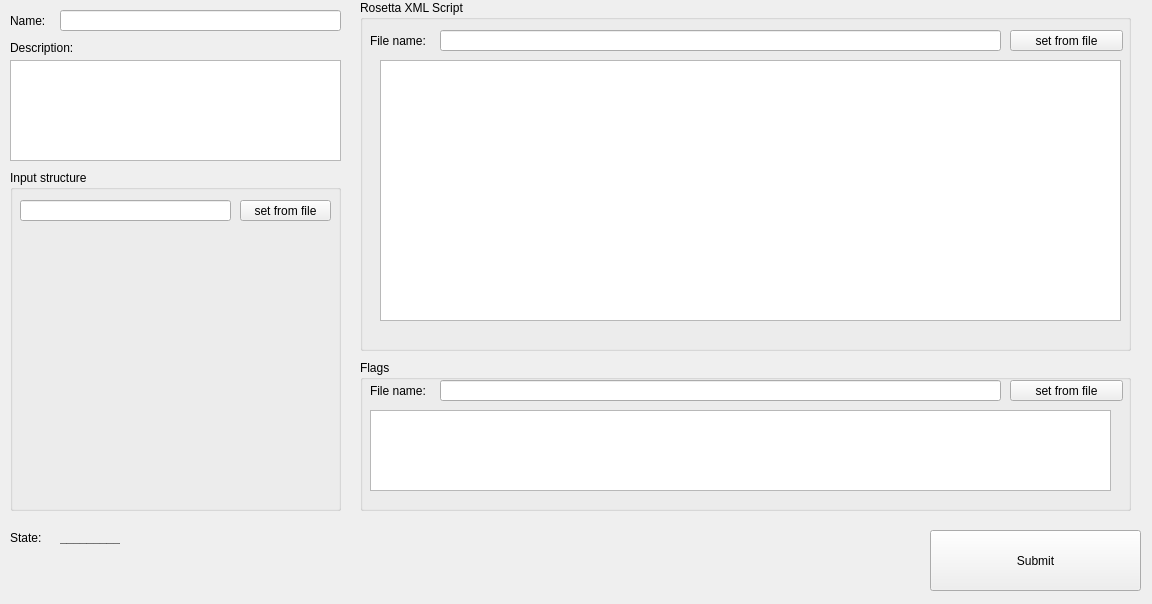
First picture: the form in source/src/ui/task/task_view.ui, repository RosettaCommons/rosetta, before the edit.
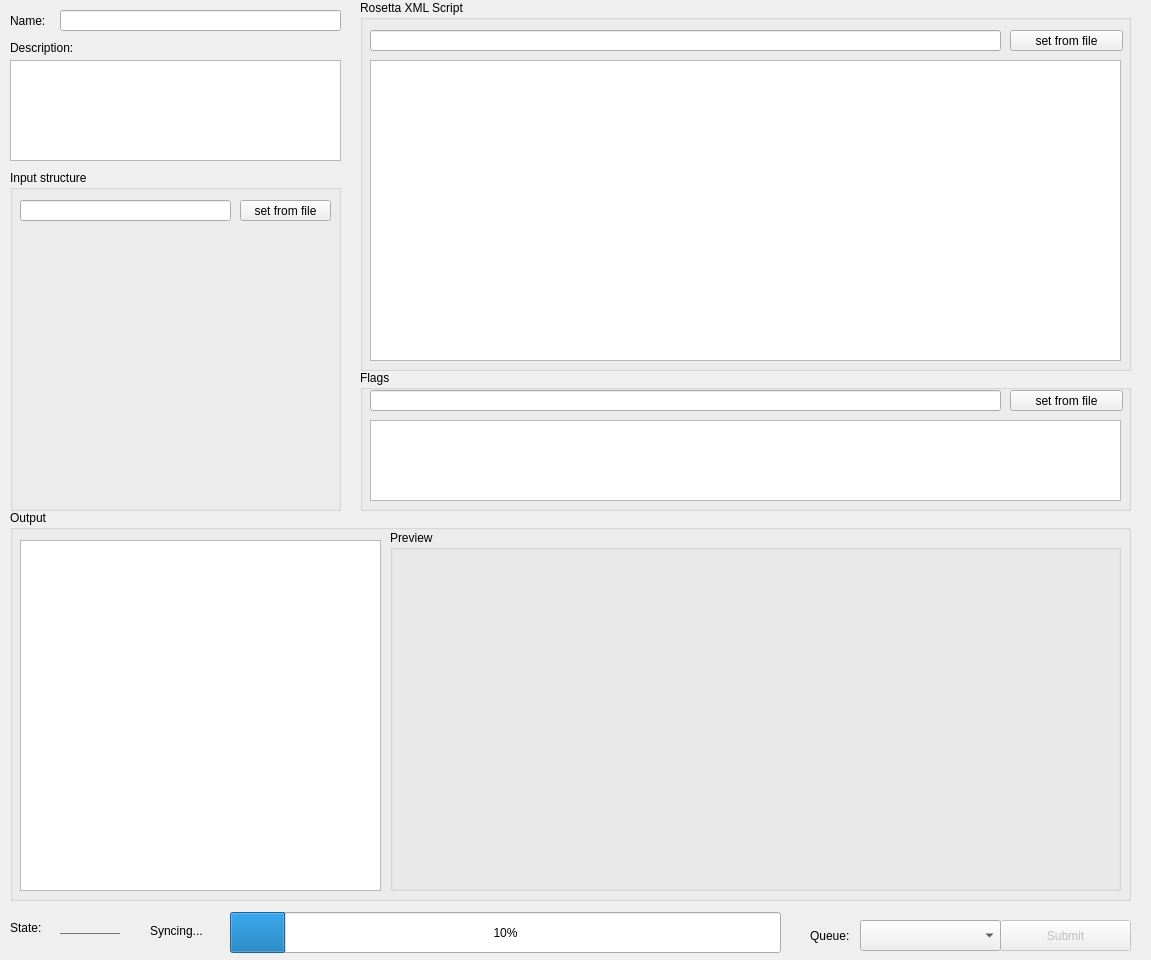
Second picture: the form after the edit. Custom widgets are drawn as their Qt base class.

Patch:
```diff
--- a/source/src/ui/task/task_view.ui
+++ b/source/src/ui/task/task_view.ui
@@ -6,8 +6,8 @@
    <rect>
     <x>0</x>
     <y>0</y>
-    <width>1152</width>
-    <height>604</height>
+    <width>1151</width>
+    <height>960</height>
    </rect>
   </property>
   <property name="windowTitle">
@@ -68,31 +68,18 @@
      <x>360</x>
      <y>0</y>
      <width>771</width>
-     <height>351</height>
+     <height>371</height>
     </rect>
    </property>
    <property name="title">
     <string>Rosetta XML Script</string>
    </property>
-   <widget class="QLabel" name="label_3">
-    <property name="geometry">
-     <rect>
-      <x>10</x>
-      <y>30</y>
-      <width>71</width>
-      <height>21</height>
-     </rect>
-    </property>
-    <property name="text">
-     <string>File name:</string>
-    </property>
-   </widget>
    <widget class="QLineEdit" name="script_file_name">
     <property name="geometry">
      <rect>
-      <x>80</x>
+      <x>10</x>
       <y>30</y>
-      <width>561</width>
+      <width>631</width>
       <height>21</height>
      </rect>
     </property>
@@ -103,10 +90,10 @@
    <widget class="QPlainTextEdit" name="script">
     <property name="geometry">
      <rect>
-      <x>20</x>
+      <x>10</x>
       <y>60</y>
-      <width>741</width>
-      <height>261</height>
+      <width>751</width>
+      <height>301</height>
      </rect>
     </property>
     <property name="readOnly">
@@ -131,9 +118,9 @@
    <property name="geometry">
     <rect>
      <x>360</x>
-     <y>360</y>
+     <y>370</y>
      <width>771</width>
-     <height>151</height>
+     <height>141</height>
     </rect>
    </property>
    <property name="title">
@@ -142,9 +129,9 @@
    <widget class="QLineEdit" name="flags_file_name">
     <property name="geometry">
      <rect>
-      <x>80</x>
+      <x>10</x>
       <y>20</y>
-      <width>561</width>
+      <width>631</width>
       <height>21</height>
      </rect>
     </property>
@@ -152,19 +139,6 @@
      <enum>Qt::NoFocus</enum>
     </property>
    </widget>
-   <widget class="QLabel" name="label_4">
-    <property name="geometry">
-     <rect>
-      <x>10</x>
-      <y>20</y>
-      <width>71</width>
-      <height>21</height>
-     </rect>
-    </property>
-    <property name="text">
-     <string>File name:</string>
-    </property>
-   </widget>
    <widget class="QPushButton" name="flags_set_from_file">
     <property name="geometry">
      <rect>
@@ -183,7 +157,7 @@
      <rect>
       <x>10</x>
       <y>50</y>
-      <width>741</width>
+      <width>751</width>
       <height>81</height>
      </rect>
     </property>
@@ -235,7 +209,7 @@
    <property name="geometry">
     <rect>
      <x>10</x>
-     <y>530</y>
+     <y>920</y>
      <width>41</width>
      <height>16</height>
     </rect>
@@ -248,7 +222,7 @@
    <property name="geometry">
     <rect>
      <x>60</x>
-     <y>530</y>
+     <y>920</y>
      <width>60</width>
      <height>16</height>
     </rect>
@@ -264,19 +238,141 @@
    </property>
   </widget>
   <widget class="QPushButton" name="submit">
+   <property name="enabled">
+    <bool>false</bool>
+   </property>
    <property name="geometry">
     <rect>
-     <x>930</x>
-     <y>530</y>
-     <width>211</width>
-     <height>61</height>
+     <x>1000</x>
+     <y>920</y>
+     <width>131</width>
+     <height>31</height>
     </rect>
    </property>
    <property name="text">
     <string>Submit</string>
    </property>
   </widget>
+  <widget class="QWidget" name="syncing" native="true">
+   <property name="geometry">
+    <rect>
+     <x>150</x>
+     <y>900</y>
+     <width>651</width>
+     <height>61</height>
+    </rect>
+   </property>
+   <widget class="QProgressBar" name="syncing_progress">
+    <property name="geometry">
+     <rect>
+      <x>80</x>
+      <y>12</y>
+      <width>551</width>
+      <height>41</height>
+     </rect>
+    </property>
+    <property name="value">
+     <number>10</number>
+    </property>
+   </widget>
+   <widget class="QLabel" name="label_3">
+    <property name="geometry">
+     <rect>
+      <x>0</x>
+      <y>20</y>
+      <width>71</width>
+      <height>21</height>
+     </rect>
+    </property>
+    <property name="text">
+     <string>Syncing...</string>
+    </property>
+   </widget>
+  </widget>
+  <widget class="QGroupBox" name="groupBox_5">
+   <property name="geometry">
+    <rect>
+     <x>10</x>
+     <y>510</y>
+     <width>1121</width>
+     <height>391</height>
+    </rect>
+   </property>
+   <property name="title">
+    <string>Output</string>
+   </property>
+   <widget class="QListView" name="output">
+    <property name="geometry">
+     <rect>
+      <x>10</x>
+      <y>30</y>
+      <width>361</width>
+      <height>351</height>
+     </rect>
+    </property>
+    <property name="editTriggers">
+     <set>QAbstractItemView::NoEditTriggers</set>
+    </property>
+    <property name="selectionMode">
+     <enum>QAbstractItemView::ExtendedSelection</enum>
+    </property>
+   </widget>
+   <widget class="QGroupBox" name="groupBox_4">
+    <property name="geometry">
+     <rect>
+      <x>380</x>
+      <y>20</y>
+      <width>731</width>
+      <height>361</height>
+     </rect>
+    </property>
+    <property name="title">
+     <string>Preview</string>
+    </property>
+    <widget class="QWidget" name="preview" native="true">
+     <property name="geometry">
+      <rect>
+       <x>0</x>
+       <y>20</y>
+       <width>731</width>
+       <height>341</height>
+      </rect>
+     </property>
+    </widget>
+   </widget>
+  </widget>
+  <widget class="QLabel" name="label_4">
+   <property name="geometry">
+    <rect>
+     <x>810</x>
+     <y>926</y>
+     <width>61</width>
+     <height>20</height>
+    </rect>
+   </property>
+   <property name="text">
+    <string>Queue:</string>
+   </property>
+  </widget>
+  <widget class="QComboBox" name="queue">
+   <property name="geometry">
+    <rect>
+     <x>860</x>
+     <y>920</y>
+     <width>141</width>
+     <height>31</height>
+    </rect>
+   </property>
+  </widget>
  </widget>
+ <customwidgets>
+  <customwidget>
+   <class>ui::ui_core::pose_draw::SimplePoseDrawOpenGLWidget</class>
+   <extends>QWidget</extends>
+   <header location="global">ui/ui_core/pose_draw/SimplePoseDrawOpenGLWidget.h</header>
+   <container>1</container>
+  </customwidget>
+ </customwidgets>
  <tabstops>
   <tabstop>description</tabstop>
   <tabstop>name</tabstop>
```
Left out of the diff: 10 changed lines with no effect on the pictures.
